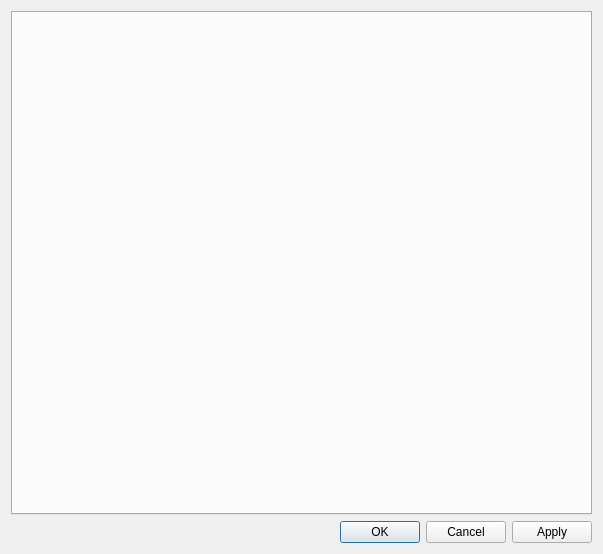
Qt form client/src/ui/dialogs/system_administration_dialog.ui (networkoptix/nx_open) before a commit.
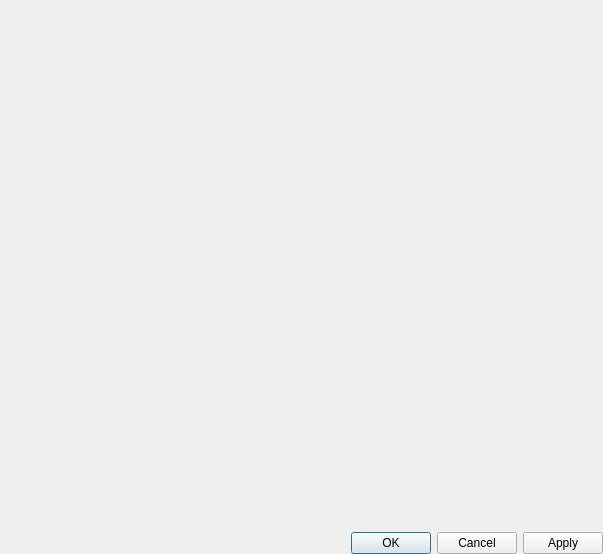
The same form after that commit.

Commit message:
Zero margins for tabbed dialogs.
<==== Mercurial data ====>
Branch: new_style

What changed in the file:
```diff
--- a/client/src/ui/dialogs/system_administration_dialog.ui
+++ b/client/src/ui/dialogs/system_administration_dialog.ui
@@ -14,8 +14,27 @@
    <string>System Administration</string>
   </property>
   <layout class="QVBoxLayout" name="verticalLayout" stretch="1,0">
+   <property name="leftMargin">
+    <number>0</number>
+   </property>
+   <property name="topMargin">
+    <number>0</number>
+   </property>
+   <property name="rightMargin">
+    <number>0</number>
+   </property>
+   <property name="bottomMargin">
+    <number>0</number>
+   </property>
    <item>
-    <widget class="QTabWidget" name="tabWidget"/>
+    <widget class="QTabWidget" name="tabWidget">
+     <property name="tabShape">
+      <enum>QTabWidget::Triangular</enum>
+     </property>
+     <property name="documentMode">
+      <bool>true</bool>
+     </property>
+    </widget>
    </item>
    <item>
     <widget class="QDialogButtonBox" name="buttonBox">
```
The commit also changes 8 other files.
